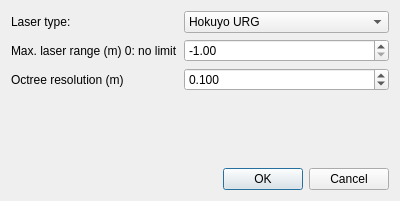
OctoMap/octomap, file src/octovis/ViewerSettings.ui: the form before one commit.
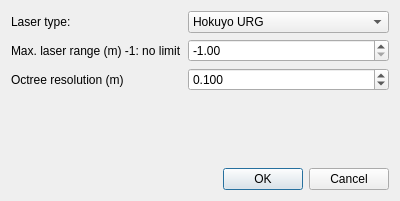
The form after the commit.

Commit message: Fixes in octovis:  - segfault when opening pointcloud data and changing resolution  - max range setting  - changing tree depth did not update viewer

Diff of the .ui file:
```diff
--- a/src/octovis/ViewerSettings.ui
+++ b/src/octovis/ViewerSettings.ui
@@ -69,7 +69,7 @@
      <item row="1" column="0">
       <widget class="QLabel" name="label_3">
        <property name="text">
-        <string>Max. laser range (m) 0: no limit</string>
+        <string>Max. laser range (m) -1: no limit</string>
        </property>
       </widget>
      </item>
```
The commit also changes 3 other files.
